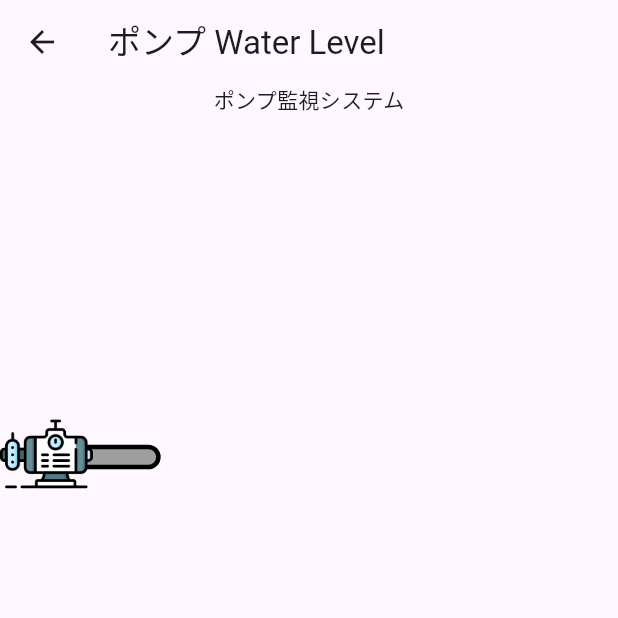
After one commit to Shuusan/kd, a Flutter app: the screen it shows after launch, after a tap on "FA システム 例", on a phone screen of 412 x 824 dp, the top half of it. The commit adds this screen. Run offline on Flutter 3.47's test engine with Material 3 defaults, Android fonts, the light colour scheme and no system bars; our stand-ins replace font_awesome_flutter, get; network calls fail.

Commit message:
add pump

```diff
--- /dev/null
+++ b/lib/classes/share_info.dart
@@ -0,0 +1,45 @@
+class ShareInfo {
+  String infoId;
+  int infoLevel;
+  String infoTitle;
+  String infoSubtitle;
+  bool copyActive;
+  String dateAdded;
+  String? dateModified;
+
+  ShareInfo({
+    required this.infoId,
+    required this.infoLevel,
+    required this.infoTitle,
+    required this.infoSubtitle,
+    required this.copyActive,
+    required this.dateAdded,
+    this.dateModified,
+  });
+
+  // Factory method to create a ShareInfo object from a map (JSON)
+  factory ShareInfo.fromJson(Map<String, dynamic> json) {
+    return ShareInfo(
+      infoId: json['info_id'],
+      infoLevel: int.parse(json['info_level']),
+      infoTitle: json['info_title'],
+      infoSubtitle: json['info_subtitle'],
+      copyActive: json['copy_active'],
+      dateAdded: json['date_added'],
+      dateModified: json['date_modified'],
+    );
+  }
+
+  // Method to convert a ShareInfo object into a map (for serialization)
+  Map<String, dynamic> toJson() {
+    return {
+      'info_id': infoId,
+      'info_level': infoLevel,
+      'info_title': infoTitle,
+      'info_subtitle': infoSubtitle,
+      'copy_active': copyActive,
+      'date_added': dateAdded,
+      'date_modified': dateModified,
+    };
+  }
+}
--- a/lib/main.dart
+++ b/lib/main.dart
@@ -1,5 +1,6 @@
 import 'package:flutter/material.dart';
 import 'package:get/get.dart';
+import 'package:kd/pages/factory_automation_page.dart';
 
 import 'pages/home_page.dart';
 import 'pages/share_page.dart';
@@ -19,6 +20,10 @@ class MainApp extends StatelessWidget {
       getPages: [
         GetPage(name: '/', page: () => const HomePage()),
         GetPage(name: '/share', page: () => const SharePage()),
+        GetPage(
+          name: '/factory_automation',
+          page: () => const FactoryAutomationPage(),
+        ),
       ],
     );
   }
--- /dev/null
+++ b/lib/pages/factory_automation_page.dart
@@ -0,0 +1,84 @@
+import 'package:flutter/material.dart';
+import 'package:font_awesome_flutter/font_awesome_flutter.dart';
+import 'package:get/get.dart';
+import 'package:kd/pages_components/factory_automation_page/water_pipe_horizontal.dart';
+import 'package:kd/pages_controllers/factory_automation_page_controller.dart';
+import 'package:kd/settings/assets_file.dart';
+
+class FactoryAutomationPage extends StatelessWidget {
+  const FactoryAutomationPage({super.key});
+
+  @override
+  Widget build(BuildContext context) {
+    // Instantiate the ShareController
+    final FactoryAutomationPageController controller =
+        Get.put(FactoryAutomationPageController());
+
+    return Scaffold(
+      appBar: AppBar(
+        title: const Text("ポンプ Water Level"),
+      ),
+      body: Column(
+        children: [
+          const Center(
+            child: Text("ポンプ監視システム"),
+          ),
+          SizedBox(
+            width: Get.width,
+            height: Get.height * 0.35,
+            child: Stack(
+              children: [
+                // Pipe 1
+                Positioned(
+                    bottom: Get.height * .0625,
+                    left: Get.width * .11,
+                    child: const WaterPipeHorizontal()),
+
+                // Pomp
+                Positioned(
+                  bottom: 0,
+                  left: 0,
+                  child: Obx(
+                    () => MouseRegion(
+                      onEnter: (event) => controller.isHovered = true,
+                      onExit: (event) => controller.isHovered = false,
+                      child: GestureDetector(
+                        onTap: () {
+                          // Change pump condition
+                          controller.togglePump();
+                        },
+                        child: AnimatedScale(
+                          scale: controller.isHovered
+                              ? 1.3
+                              : 1.0, // Scale animation on hover
+                          duration: const Duration(milliseconds: 200),
+                          child: Tooltip(
+                            message: controller.isPumpOn
+                                ? "ポンプ状態: ON\n(クリックしてOFFにする)"
+                                : "ポンプ状態: OFF\n(クリックしてONにする)",
+                            preferBelow: true,
+                            verticalOffset: Get.height * .075,
+                            child: Image.asset(
+                              controller.isPumpOn
+                                  ? pngPompActive
+                                  : pngPompNotActive,
+                              height: Get.height * .15,
+                              width: Get.width * .15,
+                            ),
+                          ),
+                        ),
+                      ),
+                    ),
+                  ),
+                ),
+              ],
+            ),
+          ),
+          const Expanded(
+            child: SizedBox(),
+          ),
+        ],
+      ),
+    );
+  }
+}
--- a/lib/pages/home_page.dart
+++ b/lib/pages/home_page.dart
@@ -19,12 +19,27 @@ class HomePage extends StatelessWidget {
               child: Column(
                 mainAxisAlignment: MainAxisAlignment.center,
                 children: [
+                  // Button move to share information
                   ElevatedButton(
                     onPressed: () {
                       // Navigate to the SharePage when the button is pressed using the named route
                       Get.toNamed('/share');
                     },
                     child: const Text("部内共有情報"),
+                  ),
+
+                  //Spacer
+                  const SizedBox(
+                    height: 20,
+                  ),
+
+                  // Button move to factory automation 第二SI 例
+                  ElevatedButton(
+                    onPressed: () {
+                      // Navigate to the SharePage when the button is pressed using the named route
+                      Get.toNamed('/factory_automation');
+                    },
+                    child: const Text("FA システム 例"),
                   )
                 ],
               ),
--- /dev/null
+++ b/lib/pages_components/factory_automation_page/water_pipe_horizontal.dart
@@ -0,0 +1,117 @@
+import 'package:flutter/material.dart';
+import 'package:get/get.dart';
+import '../../pages_controllers/factory_automation_page_controller.dart';
+
+class WaterPipeHorizontal extends StatefulWidget {
+  const WaterPipeHorizontal({super.key});
+
+  @override
+  State<WaterPipeHorizontal> createState() => _WaterPipeHorizontalState();
+}
+
+class _WaterPipeHorizontalState extends State<WaterPipeHorizontal>
+    with SingleTickerProviderStateMixin {
+  late AnimationController _controller;
+  late Animation<double> _animation;
+
+  @override
+  void initState() {
+    super.initState();
+    _controller = AnimationController(
+      duration: const Duration(seconds: 3),
+      vsync: this, // SingleTickerProviderStateMixin provides vsync
+    )..repeat();
+
+    _animation = Tween<double>(begin: 0.0, end: 1).animate(_controller);
+  }
+
+  @override
+  void dispose() {
+    _controller.dispose();
+    super.dispose();
+  }
+
+  @override
+  Widget build(BuildContext context) {
+    final controller = Get.find<FactoryAutomationPageController>();
+
+    return Container(
+      width: Get.width * .15, // Length of the pipe
+      height: Get.height * .020, // Thickness of the pipe
+      decoration: BoxDecoration(
+        color: Colors.grey, // Pipe color
+        borderRadius: BorderRadius.circular(20), // Rounded edges
+        border: Border.all(
+          color: Colors.black, // Pipe border color
+          width: 3, // Pipe border thickness
+        ),
+      ),
+
+      // Water flow
+      child: ClipRRect(
+        borderRadius: BorderRadius.circular(20),
+        child: Obx(
+          () => Visibility(
+            visible: controller
+                .isPumpOn, // Show water only if animating (pump is on)
+            child: Row(
+              children: [
+                Expanded(
+                  child: Stack(
+                    children: [
+                      // First water container
+                      AnimatedBuilder(
+                        animation: _animation,
+                        builder: (context, child) {
+                          return Positioned(
+                            left: -Get.width * .15 +
+                                (_animation.value * Get.width * .3),
+                            child: child!,
+                          );
+                        },
+                        child: _buildWaterContainer(),
+                      ),
+                      // Second water container
+                      AnimatedBuilder(
+                        animation: _animation,
+                        builder: (context, child) {
+                          return Positioned(
+                            left: -Get.width * .3 +
+                                (_animation.value * Get.width * .3),
+                            child: child!,
+                          );
+                        },
+                        child: _buildWaterContainer(),
+                      ),
+                      // // Third water container
+                      // AnimatedBuilder(
+                      //   animation: _animation,
+                      //   builder: (context, child) {
+                      //     return Positioned(
+                      //       left: -Get.width * .45 +
+                      //           (_animation.value * Get.width * .3),
+                      //       child: child!,
+                      //     );
+                      //   },
+                      //   child: _buildWaterContainer(),
+                      // ),
+                    ],
+                  ),
+                ),
+              ],
+            ),
+          ),
+        ),
+      ),
+    );
+  }
+
+  // Build individual water container
+  Widget _buildWaterContainer() {
+    return Container(
+      width: Get.width * .05, // Water bubble width
+      height: Get.height * .020, // Thickness of water same as pipe
+      color: Colors.blue, // Water color
+    );
+  }
+}
--- /dev/null
+++ b/lib/pages_controllers/factory_automation_page_controller.dart
@@ -0,0 +1,40 @@
+import 'dart:convert';
+import 'package:get/get.dart';
+import 'package:http/http.dart' as http;
+
+class FactoryAutomationPageController extends GetxController {
+  // Observable list to hold the data fetched from the API
+  // RxList<ShareInfo> shareInformation = <ShareInfo>[].obs;
+  // var isLoading = true.obs;
+
+  final RxBool _isHovered = false.obs;
+  bool get isHovered => _isHovered.value;
+  set isHovered(bool value) => _isHovered.value = value;
+
+  final RxBool _isPumpOn = false.obs;
+  bool get isPumpOn => _isPumpOn.value;
+  set isPumpOn(bool value) => _isPumpOn.value = value;
+
+  void togglePump() {
+    _isPumpOn.toggle();
+  }
+
+  // Method to fetch data from the API
+  // Future<void> fetchShareInformation() async {
+  //   try {
+  //     isLoading(true);
+  //     final response = await http.get(Uri.parse('$baseURL/share_information'));
+
+  //     if (response.statusCode == 200) {
+  //       List<dynamic> jsonData = jsonDecode(response.body);
+  //       // Convert JSON data to a list of ShareInfo objects
+  //       shareInformation.value =
+  //           jsonData.map((data) => ShareInfo.fromJson(data)).toList();
+  //     } else {
+  //       throw Exception('Failed to load data');
+  //     }
+  //   } finally {
+  //     isLoading(false);
+  //   }
+  // }
+}
--- /dev/null
+++ b/lib/settings/assets_file.dart
@@ -0,0 +1,2 @@
+const String pngPompActive = "assets/pictures/pump_active.png";
+const String pngPompNotActive = "assets/pictures/pump_not_active.png";
--- a/pubspec.yaml
+++ b/pubspec.yaml
@@ -9,6 +9,7 @@ environment:
 dependencies:
   flutter:
     sdk: flutter
+  font_awesome_flutter: ^10.7.0
   get: ^4.6.6
   http: ^1.2.2
 
@@ -19,3 +20,6 @@ dev_dependencies:
 
 flutter:
   uses-material-design: true
+
+  assets:
+    - assets/pictures/
```
Also changed, not shown: lib/pages/share_page.dart (+2 -59 lines), lib/pages_components/share_page/share_information_list.dart (added, +81 -0 lines), lib/pages_controllers/share_page_controller.dart (+6 -2 lines), assets/pictures/pump_active.png (added), assets/pictures/pump_not_active.png (added), pubspec.lock, 1 other file.
